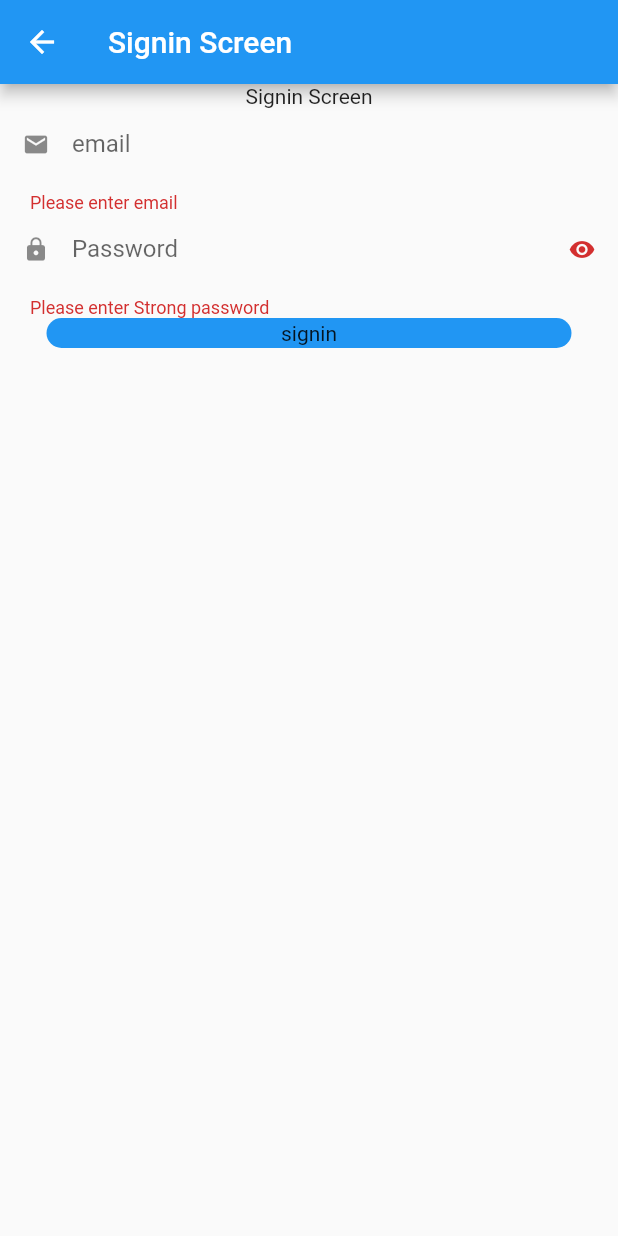
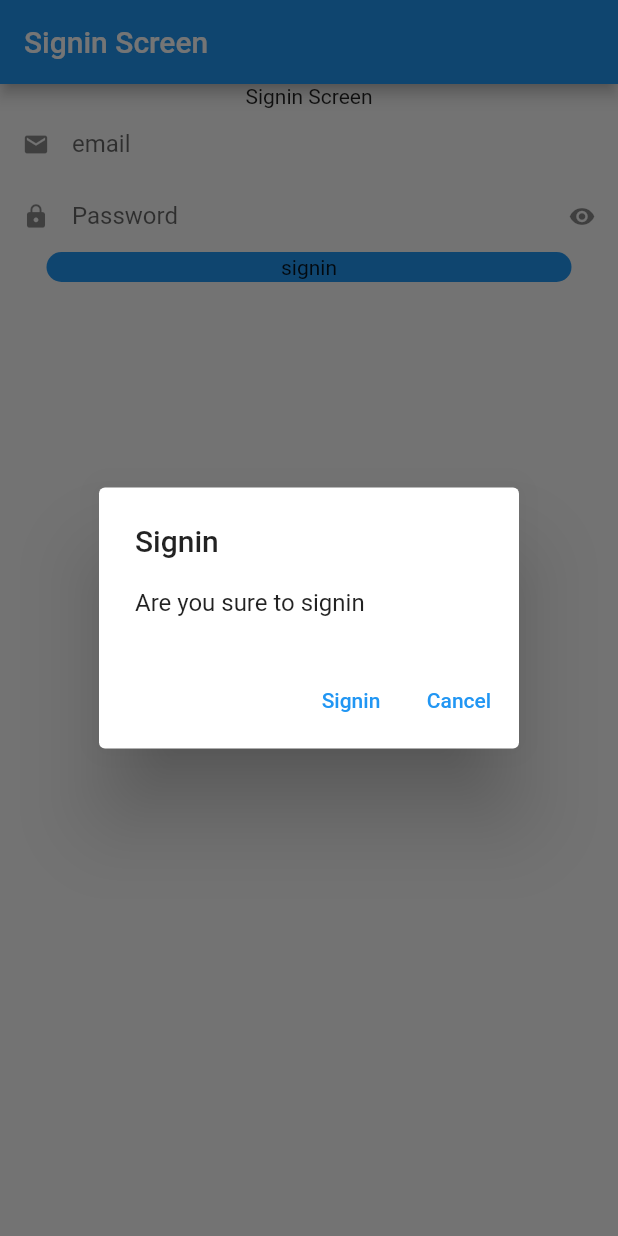
Before and after one commit to SyedUzair42101/flutter_strucutre, a Flutter app: the SigninScreen screen opened directly, after a tap on "signin", on a phone screen of 412 x 824 dp. Run offline on Flutter 3.47's test engine with Material 2 defaults, Android fonts, the phone set to English and light mode, and no system bars.

Commit message:
sliverappbar popup

```diff
--- a/lib/main.dart
+++ b/lib/main.dart
@@ -1,5 +1,6 @@
 import 'package:flutter/material.dart';
 import 'package:practice/screens/homescreen/homescreen.dart';
+import 'package:practice/screens/signin_screen/signin_screen.dart';
 
 void main() {
   runApp(const MyApp());
@@ -14,7 +15,7 @@ class MyApp extends StatelessWidget {
     return MaterialApp(
       debugShowCheckedModeBanner: false,
       title: 'Flutter Demo',
-      home: Homepage(),
+      home: SigninScreen(),
     );
   }
 }
--- a/lib/screens/signin_screen/signin_screen.dart
+++ b/lib/screens/signin_screen/signin_screen.dart
@@ -1,6 +1,8 @@
 import 'package:flutter/material.dart';
+import 'package:practice/screens/sliver_appbar/sliver_appbar.dart';
 import 'package:practice/widgets/custom_buttom.dart';
 import 'package:practice/widgets/input_decoration.dart';
+import 'package:practice/widgets/signin_popup.dart';
 
 class SigninScreen extends StatefulWidget {
   const SigninScreen({Key? key}) : super(key: key);
@@ -68,6 +70,20 @@ class _SigninScreenState extends State<SigninScreen> {
             },
             child: CustomButton(
               buttonText: "signin",
+              onPressed: () {
+                showSigninPopup(
+                  context,
+                  'Signin',
+                  'Are you sure to signin',
+                  () {
+                    Navigator.of(context).push(MaterialPageRoute(
+                        builder: (context) => SliverAppbar()));
+                  },
+                  () {
+                    Navigator.of(context).pop();
+                  },
+                );
+              },
             ),
           ),
         ],
--- a/lib/widgets/custom_buttom.dart
+++ b/lib/widgets/custom_buttom.dart
@@ -2,11 +2,16 @@ import 'package:flutter/material.dart';
 
 class CustomButton extends StatelessWidget {
   final String buttonText;
-  const CustomButton({Key? key, required this.buttonText}) : super(key: key);
+  final void Function() onPressed;
+  const CustomButton(
+      {Key? key, required this.buttonText, required this.onPressed})
+      : super(key: key);
 
   @override
   Widget build(BuildContext context) {
-    return Container(
+    return InkWell(
+      onTap: onPressed,
+      child: Container(
         height: 20,
         width: 350,
         decoration: BoxDecoration(
@@ -14,6 +19,7 @@ class CustomButton extends StatelessWidget {
           borderRadius: BorderRadius.circular(10),
         ),
         child: Center(child: Text(buttonText)),
+      ),
     );
   }
 }
--- /dev/null
+++ b/lib/widgets/signin_popup.dart
@@ -0,0 +1,27 @@
+import 'package:flutter/material.dart';
+
+showSigninPopup(
+  BuildContext context,
+  String title,
+  String content,
+  final void Function() oKPressed,
+  final void Function() cancelPressed,
+) async {
+  return showDialog(
+      context: context,
+      builder: (BuildContext context) {
+        return AlertDialog(
+          //alert tittle
+          title: Text(title),
+//alert contennt
+          content: Text(content),
+//buttons
+          actions: [
+            //signin button
+            TextButton(onPressed: oKPressed, child: Text('Signin')),
+            //cancel button
+            TextButton(onPressed: cancelPressed, child: Text('Cancel')),
+          ],
+        );
+      });
+}
```
Also changed, not shown: lib/screens/sliver_appbar/sliver_appbar.dart (added, +36 -0 lines). Lines whose indentation alone changed are shown as unchanged.
